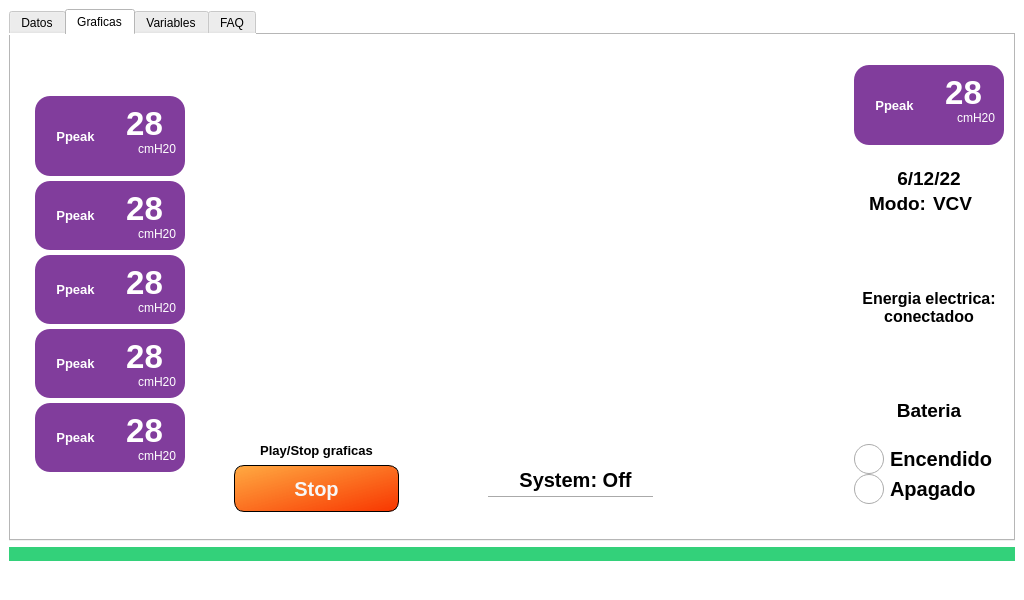
This is _main_.ui in JulianDuque97/EPI as Qt 5 draws it before an edit. The edited form follows.
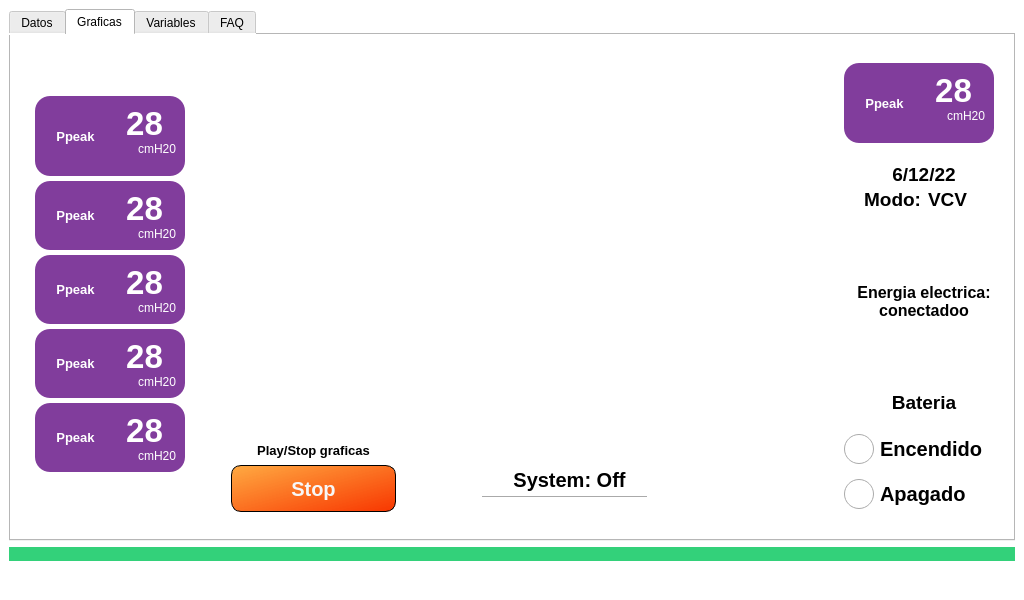
This is the edited form. Icons and pictures are not drawn. Custom widgets are drawn as their Qt base class.

```diff
--- a/_main_.ui
+++ b/_main_.ui
@@ -1345,13 +1345,13 @@
                  <widget class="QLabel" name="label_119">
                   <property name="minimumSize">
                    <size>
-                    <width>110</width>
+                    <width>166</width>
                     <height>50</height>
                    </size>
                   </property>
                   <property name="maximumSize">
                    <size>
-                    <width>132</width>
+                    <width>170</width>
                     <height>50</height>
                    </size>
                   </property>
@@ -1415,6 +1415,9 @@
               </item>
               <item row="4" column="0">
                <layout class="QVBoxLayout" name="verticalLayout_4">
+                <property name="spacing">
+                 <number>15</number>
+                </property>
                 <item>
                  <widget class="QRadioButton" name="radioButton">
                   <property name="minimumSize">
```
